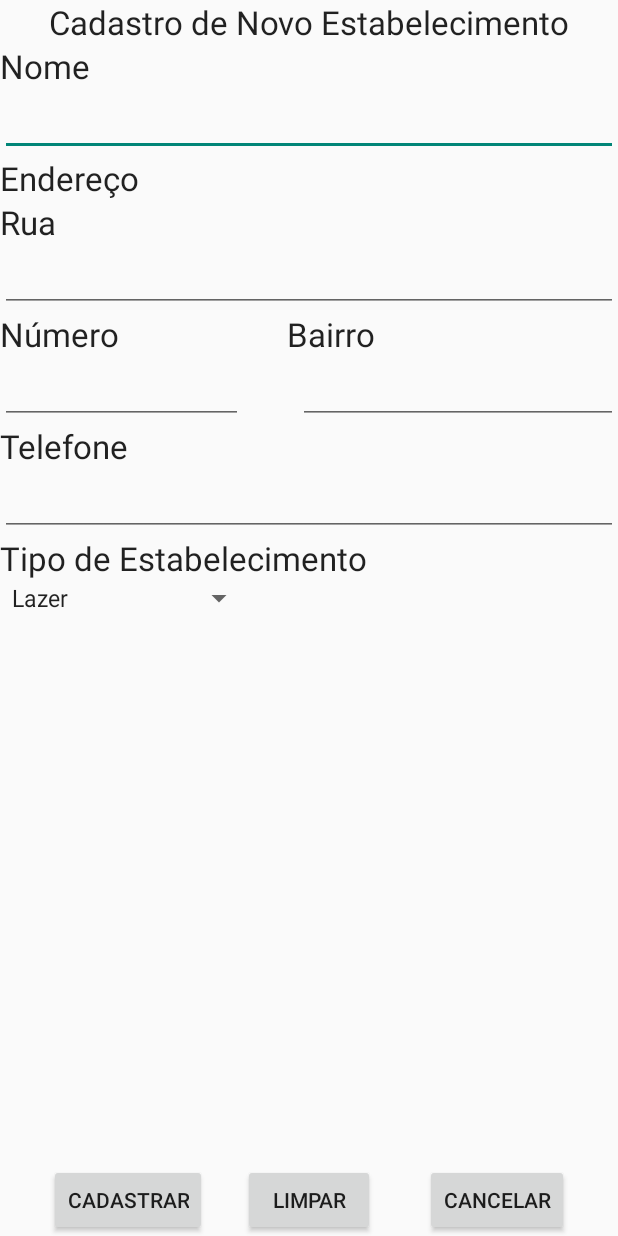
After one commit to felipemiquelim/VouDeBike, an Android app: the cadastro_estabelecimento screen opened directly, with no data from a screen before it, on a phone screen of 412 x 824 dp. The commit adds this screen. Run offline under Robolectric (Android 15) with nearby library versions, the phone set to English and light mode, and no system bars; 2 statements that could not run were skipped.

Commit message:
Estabelecimentos Admin Verification

```diff
--- a/app/src/main/AndroidManifest.xml
+++ b/app/src/main/AndroidManifest.xml
@@ -38,6 +38,9 @@
         <activity android:name=".ciclista.cadastro_ciclista" />
         <activity android:name=".ciclista.gerenciar_ciclista" />
         <activity android:name=".maps.Direcion"></activity>
+        <activity android:name=".maps.cadastro_estabelecimento"></activity>
+        <activity android:name=".admin"></activity>
+
 
     <activity
             android:name="com.facebook.FacebookActivity"
--- a/app/src/main/res/layout/activity_main.xml
+++ b/app/src/main/res/layout/activity_main.xml
@@ -10,4 +10,5 @@
         android:layout_gravity="center_horizontal"
         android:layout_marginTop="30dp"
         android:layout_marginBottom="30dp" />
+
 </LinearLayout>
--- /dev/null
+++ b/app/src/main/res/layout/cadastro_estabelecimento.xml
@@ -0,0 +1,185 @@
+<?xml version="1.0" encoding="utf-8"?>
+
+
+    <RelativeLayout
+        xmlns:android="http://schemas.android.com/apk/res/android"
+        android:layout_width="match_parent" android:layout_height="match_parent"
+        >
+
+        <TextView
+            android:layout_width="wrap_content"
+            android:layout_height="wrap_content"
+            android:textAppearance="?android:attr/textAppearanceLarge"
+            android:text="Nome"
+            android:id="@+id/txtnome"
+            android:editable="false"
+            android:layout_below="@+id/txtTitulo"
+            android:layout_alignParentLeft="true"
+            android:layout_alignParentStart="true" />
+
+    <TextView
+            android:layout_width="wrap_content"
+            android:layout_height="wrap_content"
+            android:textAppearance="?android:attr/textAppearanceLarge"
+            android:text="Cadastro de Novo Estabelecimento"
+            android:id="@+id/txtTitulo"
+        android:layout_alignParentTop="true"
+        android:layout_centerHorizontal="true" />
+
+    <Button
+            android:layout_width="wrap_content"
+            android:layout_height="wrap_content"
+            android:text="Cadastrar"
+            android:id="@+id/btncadastrar"
+        android:layout_alignTop="@+id/btnCancelar"
+        android:layout_alignLeft="@+id/txtTitulo"
+        android:layout_alignStart="@+id/txtTitulo"
+        android:onClick="onButtonClick"        />
+
+    <EditText
+            android:layout_width="wrap_content"
+            android:layout_height="wrap_content"
+            android:inputType="textPersonName"
+            android:ems="10"
+            android:id="@+id/edtnome"
+        android:layout_below="@+id/txtnome"
+        android:layout_alignParentLeft="true"
+        android:layout_alignParentStart="true"
+        android:layout_alignParentRight="true"
+        android:layout_alignParentEnd="true" />
+
+    <TextView
+        android:layout_width="wrap_content"
+        android:layout_height="wrap_content"
+        android:textAppearance="?android:attr/textAppearanceLarge"
+        android:text="Rua"
+        android:id="@+id/textEndereco"
+        android:layout_below="@+id/textView8"
+        android:layout_alignParentLeft="true"
+        android:layout_alignParentStart="true" />
+
+    <EditText
+        android:layout_width="wrap_content"
+        android:layout_height="wrap_content"
+        android:id="@+id/edtEndereco"
+        android:inputType="textPersonName"
+        android:layout_below="@+id/textEndereco"
+        android:layout_alignRight="@+id/edtBairro"
+        android:layout_alignEnd="@+id/edtBairro"
+        android:layout_alignParentLeft="true"
+        android:layout_alignParentStart="true" />
+
+    <TextView
+        android:layout_width="wrap_content"
+        android:layout_height="wrap_content"
+        android:textAppearance="?android:attr/textAppearanceLarge"
+        android:text="Telefone"
+        android:id="@+id/textView4"
+        android:layout_below="@+id/edtNum"
+        android:layout_alignParentLeft="true"
+        android:layout_alignParentStart="true" />
+
+    <EditText
+        android:layout_width="wrap_content"
+        android:layout_height="wrap_content"
+        android:inputType="phone"
+        android:ems="10"
+        android:id="@+id/edtTelefone"
+        android:layout_below="@+id/textView4"
+        android:layout_alignRight="@+id/edtBairro"
+        android:layout_alignEnd="@+id/edtBairro"
+        android:layout_alignParentLeft="true"
+        android:layout_alignParentStart="true" />
+
+    <TextView
+        android:layout_width="wrap_content"
+        android:layout_height="wrap_content"
+        android:textAppearance="?android:attr/textAppearanceLarge"
+        android:text="Tipo de Estabelecimento"
+        android:id="@+id/textView5"
+        android:layout_below="@+id/edtTelefone"
+        android:layout_alignParentLeft="true"
+        android:layout_alignParentStart="true" />
+
+    <Spinner
+        android:layout_width="wrap_content"
+        android:layout_height="wrap_content"
+        android:id="@+id/spinner2"
+        android:entries="@array/estabelecimentosCad"
+        android:prompt="@string/spinner"
+        android:layout_below="@+id/textView5"
+        android:layout_alignParentLeft="true"
+        android:layout_alignParentStart="true" />
+
+    <Button
+        android:layout_width="wrap_content"
+        android:layout_height="wrap_content"
+        android:text="Cancelar"
+        android:id="@+id/btnCancelar"
+        android:layout_alignTop="@+id/btnLimpar"
+        android:layout_alignRight="@+id/txtTitulo"
+        android:layout_alignEnd="@+id/txtTitulo"
+        android:onClick="onButtonClick"/>
+
+    <Button
+        android:layout_width="wrap_content"
+        android:layout_height="wrap_content"
+        android:text="Limpar"
+        android:id="@+id/btnLimpar"
+        android:layout_alignParentBottom="true"
+        android:layout_centerHorizontal="true"
+        android:onClick="onButtonClick"/>
+
+    <TextView
+        android:layout_width="wrap_content"
+        android:layout_height="wrap_content"
+        android:textAppearance="?android:attr/textAppearanceLarge"
+        android:text="Número"
+        android:id="@+id/textView6"
+        android:layout_below="@+id/edtEndereco"
+        android:layout_alignParentLeft="true"
+        android:layout_alignParentStart="true" />
+
+    <EditText
+        android:layout_width="wrap_content"
+        android:layout_height="wrap_content"
+        android:inputType="number"
+        android:ems="10"
+        android:id="@+id/edtNum"
+        android:layout_below="@+id/textView6"
+        android:layout_alignParentLeft="true"
+        android:layout_alignParentStart="true"
+        android:layout_toLeftOf="@+id/btnLimpar"
+        android:layout_toStartOf="@+id/btnLimpar" />
+
+    <TextView
+        android:layout_width="wrap_content"
+        android:layout_height="wrap_content"
+        android:textAppearance="?android:attr/textAppearanceLarge"
+        android:text="Bairro"
+        android:id="@+id/textView7"
+        android:layout_above="@+id/edtNum"
+        android:layout_alignRight="@+id/btnLimpar"
+        android:layout_alignEnd="@+id/btnLimpar" />
+
+    <EditText
+        android:layout_width="wrap_content"
+        android:layout_height="wrap_content"
+        android:inputType="textPersonName"
+        android:ems="10"
+        android:id="@+id/edtBairro"
+        android:layout_alignBottom="@+id/edtNum"
+        android:layout_alignParentRight="true"
+        android:layout_alignParentEnd="true" />
+
+    <TextView
+        android:layout_width="wrap_content"
+        android:layout_height="wrap_content"
+        android:textAppearance="?android:attr/textAppearanceLarge"
+        android:text="Endereço"
+        android:id="@+id/textView8"
+        android:layout_below="@+id/edtnome"
+        android:layout_alignParentLeft="true"
+        android:layout_alignParentStart="true" />
+
+</RelativeLayout>
--- a/app/src/main/res/layout/ciclista_cadastro.xml
+++ b/app/src/main/res/layout/ciclista_cadastro.xml
@@ -26,7 +26,7 @@
             android:layout_height="wrap_content"
             android:textAppearance="?android:attr/textAppearanceLarge"
             android:text="Email"
-            android:id="@+id/txtemail"
+            android:id="@+id/txtendereco"
             android:editable="false"
             android:layout_above="@+id/edtemail"
             android:layout_alignRight="@+id/txtnome"
@@ -49,8 +49,8 @@
             android:id="@+id/txtcelular"
             android:layout_centerVertical="true"
             android:editable="false"
-            android:layout_alignLeft="@+id/txtemail"
-            android:layout_alignStart="@+id/txtemail" />
+            android:layout_alignLeft="@+id/txtendereco"
+            android:layout_alignStart="@+id/txtendereco" />
 
         <Button
             android:layout_width="wrap_content"
--- a/app/src/main/res/layout/gerenciar_ciclista.xml
+++ b/app/src/main/res/layout/gerenciar_ciclista.xml
@@ -26,7 +26,7 @@
             android:layout_height="wrap_content"
             android:textAppearance="?android:attr/textAppearanceLarge"
             android:text="Email"
-            android:id="@+id/txtemail"
+            android:id="@+id/txtendereco"
             android:editable="false"
             android:layout_above="@+id/edtemail"
             android:layout_alignRight="@+id/txtnome"
@@ -49,8 +49,8 @@
             android:id="@+id/txtcelular"
             android:layout_centerVertical="true"
             android:editable="false"
-            android:layout_alignLeft="@+id/txtemail"
-            android:layout_alignStart="@+id/txtemail" />
+            android:layout_alignLeft="@+id/txtendereco"
+            android:layout_alignStart="@+id/txtendereco" />
 
         <Button
             android:layout_width="wrap_content"
--- a/app/src/main/res/values/strings.xml
+++ b/app/src/main/res/values/strings.xml
@@ -14,6 +14,14 @@
         <item>Bicicletaria</item>
         <item>Outros</item>
     </string-array>
+
+    <string-array name="estabelecimentosCad">
+        <item>Lazer</item>
+        <item>Comer e Beber</item>
+        <item>Hospedagem</item>
+        <item>Bicicletaria</item>
+        <item>Outros</item>
+    </string-array>
     <string name="spinner">Escolha o tipo de estabelecimento</string>
 
 </resources>
```
Also changed, not shown: app/src/main/java/br/com/puc/facebookproject/BackgroundTask.java (+53 -0 lines), app/src/main/java/br/com/puc/facebookproject/admin.java (added, +18 -0 lines), app/src/main/java/br/com/puc/facebookproject/maps/MapsActivity.java (+24 -3 lines), app/src/main/java/br/com/puc/facebookproject/maps/cadastro_estabelecimento.java (added, +77 -0 lines), app/src/main/java/br/com/puc/facebookproject/maps/dataBase.java (+43 -1 lines), app/src/main/java/br/com/puc/facebookproject/menu.java (+25 -1 lines), app/src/main/res/layout/activity_maps.xml (+13 -2 lines), app/src/main/res/layout/admin.xml (added, +55 -0 lines).
